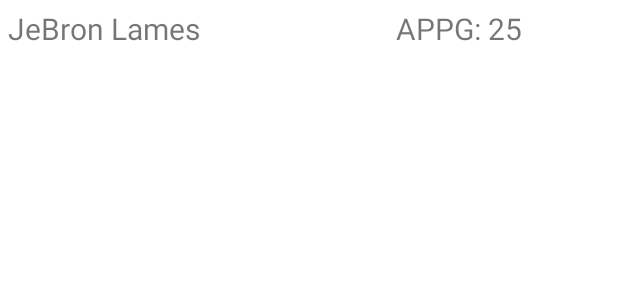
After one commit to skyflocodes/Google-Firebase-Display-Kotlin, an Android app: the layout item_player.xml on its own in the app's theme, with its tools: preview values and no code run, on a phone screen of 412 x 824 dp. The commit adds this screen. Shown: the top 300 px of the screen. Run offline under Robolectric (Android 15) with nearby library versions, the phone set to English and light mode, and no system bars.

Commit message:
recycler view added but not implemented

```diff
--- a/app/build.gradle
+++ b/app/build.gradle
@@ -43,6 +43,7 @@ dependencies {
     implementation "org.jetbrains.kotlin:kotlin-stdlib:$kotlin_version"
     implementation "androidx.lifecycle:lifecycle-extensions:2.2.0"
     implementation 'androidx.fragment:fragment-ktx:1.2.5'
+    implementation 'androidx.recyclerview:recyclerview:1.1.0'
     implementation 'androidx.core:core-ktx:1.2.0'
     implementation 'androidx.appcompat:appcompat:1.1.0'
     implementation 'com.google.android.material:material:1.1.0'
--- /dev/null
+++ b/app/src/main/res/layout/item_player.xml
@@ -0,0 +1,29 @@
+<?xml version="1.0" encoding="utf-8"?>
+<android.widget.LinearLayout xmlns:android="http://schemas.android.com/apk/res/android"
+    android:layout_width="match_parent"
+    android:layout_height="wrap_content"
+    xmlns:tools="http://schemas.android.com/tools"
+    android:orientation="horizontal"
+    android:layout_margin="@dimen/margin_side"
+    android:clickable="true"
+    android:focusable="true">
+
+    <TextView
+        android:id="@+id/nameTextView"
+        android:layout_width="@dimen/name_width"
+        android:layout_height="wrap_content"
+        android:layout_weight=".8"
+        tools:text="JeBron Lames"
+        android:gravity="center_vertical"
+        android:textSize="20sp"/>
+
+    <TextView
+        android:id="@+id/pointsTextView"
+        android:layout_width="@dimen/name_width"
+        android:layout_height="wrap_content"
+        android:layout_weight=".8"
+        tools:text="APPG: 25"
+        android:gravity="center_horizontal"
+        android:textSize="20sp"/>
+
+</android.widget.LinearLayout>
--- a/app/src/main/res/values/dimens.xml
+++ b/app/src/main/res/values/dimens.xml
@@ -1,4 +1,6 @@
 <resources>
     <dimen name="fab_margin">16dp</dimen>
     <dimen name="header_font_size">30sp</dimen>
+    <dimen name="margin_side">5dp</dimen>
+    <dimen name="name_width">250dp</dimen>
 </resources>
```
Also changed, not shown: app/src/main/AndroidManifest.xml (+7 -6 lines), app/src/main/java/com/example/teamviewapp/RecyclerViewAdapter.kt (added, +38 -0 lines), app/src/main/java/com/example/teamviewapp/RecyclerViewPlayerListActivity.kt (added, +25 -0 lines), app/src/main/res/layout/activity_recycler_view_player_list.xml (added, +20 -0 lines).
